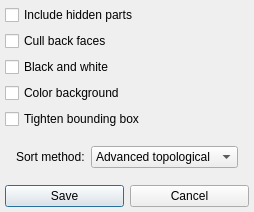
OctoMap/octomap, file octovis/src/extern/QGLViewer/VRenderInterface.Qt4.ui: the form before one commit.
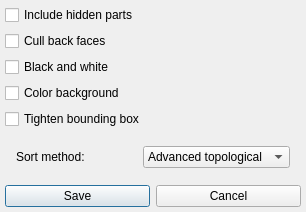
The form after the commit.

Patch:
```diff
--- a/octovis/src/extern/QGLViewer/VRenderInterface.Qt4.ui
+++ b/octovis/src/extern/QGLViewer/VRenderInterface.Qt4.ui
@@ -1,12 +1,12 @@
 <ui version="4.0" >
  <class>VRenderInterface</class>
- <widget class="QDialog" name="VRenderInterface" >
-  <property name="geometry" >
+ <widget class="QDialog" name="VRenderInterface">
+  <property name="geometry">
    <rect>
     <x>0</x>
     <y>0</y>
-    <width>230</width>
-    <height>211</height>
+    <width>306</width>
+    <height>191</height>
    </rect>
   </property>
   <property name="windowTitle" >
@@ -188,8 +188,7 @@
    </item>
   </layout>
  </widget>
- <layoutdefault spacing="6" margin="11" />
- <pixmapfunction>qPixmapFromMimeSource</pixmapfunction>
+ <layoutdefault spacing="6" margin="11"/>
  <tabstops>
   <tabstop>SaveButton</tabstop>
   <tabstop>CancelButton</tabstop>
```
Left out of the diff: 122 changed lines with no effect on the pictures.
